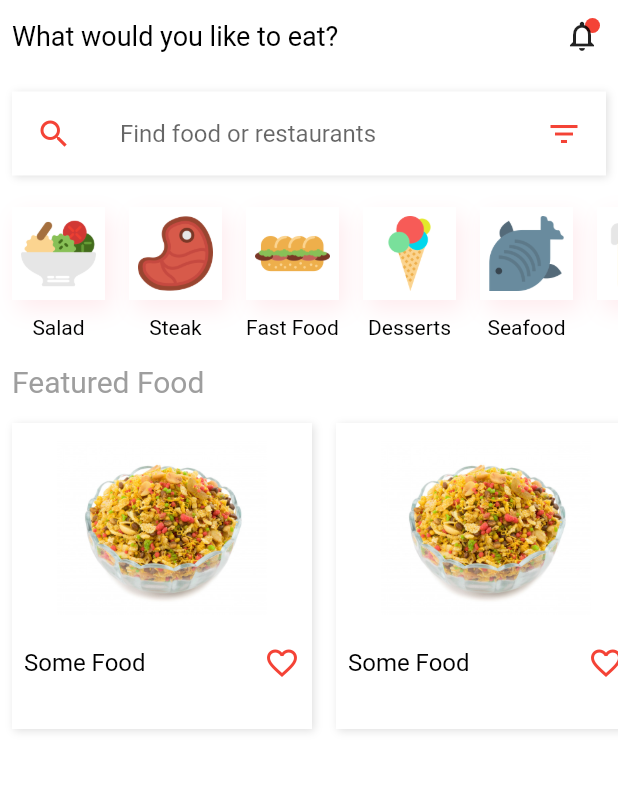
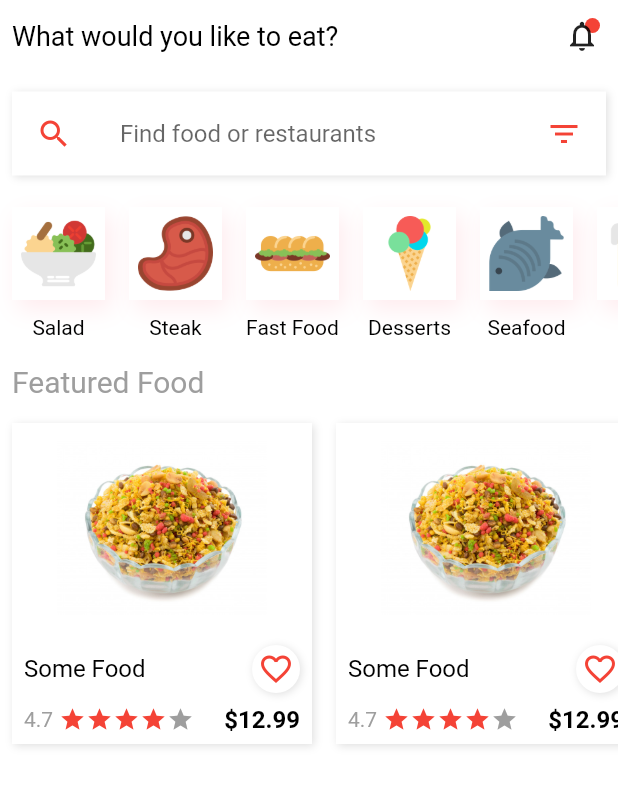
Before and after one commit to PatrickChow0803/Flutter_Food, a Flutter app: the screen it shows after launch, on a phone screen of 412 x 824 dp. Shown: the top 786 px of the screen. Run offline on Flutter 3.47's test engine with Material 2 defaults, Android fonts, the phone set to English and light mode, and no system bars.

Commit message:
Added stars and a price to the featured foods

```diff
--- a/lib/src/screens/home.dart
+++ b/lib/src/screens/home.dart
@@ -85,8 +85,9 @@ class _HomeState extends State<Home> {
                 colors: grey,
               ),
             ),
+            // Displays the featured foods
             Container(
-              height: 220,
+              height: 230,
               child: ListView.builder(
                   scrollDirection: Axis.horizontal,
                   itemCount: 2,
@@ -94,7 +95,7 @@ class _HomeState extends State<Home> {
                     return Padding(
                       padding: EdgeInsets.all(8.0),
                       child: Container(
-                          height: 150,
+                          height: 160,
                           width: 200,
                           decoration: BoxDecoration(color: white, boxShadow: [
                             BoxShadow(
@@ -105,11 +106,7 @@ class _HomeState extends State<Home> {
                           ]),
                           child: Column(
                             children: [
-                              Image.asset(
-                                'images/1.jpg',
-                                width: 140,
-                                height: 140,
-                              ),
+                              Image.asset('images/1.jpg', width: 140, height: 140),
                               Row(
                                 mainAxisAlignment: MainAxisAlignment.spaceBetween,
                                 children: [
@@ -117,12 +114,52 @@ class _HomeState extends State<Home> {
                                       padding: EdgeInsets.all(8.0),
                                       child: CustomText(text: 'Some Food')),
                                   Padding(
-                                      padding: EdgeInsets.all(8.0),
-                                      child: Icon(
-                                        Icons.favorite_border,
-                                        color: red,
-                                      )),
+                                    padding: EdgeInsets.all(8.0),
+                                    child: Container(
+                                      decoration: BoxDecoration(
+                                          borderRadius: BorderRadius.circular(20.0),
+                                          color: white,
+                                          boxShadow: [
+                                            BoxShadow(
+                                              color: grey[300],
+                                              offset: Offset(1, 1),
+                                              blurRadius: 4,
+                                            ),
+                                          ]),
+                                      child: Padding(
+                                          padding: EdgeInsets.all(4.0),
+                                          child: Icon(
+                                            Icons.favorite_border,
+                                            color: red,
+                                          )),
+                                    ),
+                                  ),
                                 ],
+                              ),
+                              Padding(
+                                padding: EdgeInsets.only(left: 8.0),
+                                child: Row(
+                                  mainAxisAlignment: MainAxisAlignment.spaceBetween,
+                                  children: [
+                                    Row(
+                                      children: [
+                                        CustomText(text: "4.7", colors: grey, size: 14),
+                                        SizedBox(width: 4.0),
+                                        Icon(Icons.star, size: 18, color: red),
+                                        Icon(Icons.star, size: 18, color: red),
+                                        Icon(Icons.star, size: 18, color: red),
+                                        Icon(Icons.star, size: 18, color: red),
+                                        Icon(Icons.star, size: 18, color: grey),
+                                      ],
+                                    ),
+                                    Padding(
+                                        padding: EdgeInsets.only(right: 8.0),
+                                        child: CustomText(
+                                          text: "\$12.99",
+                                          weight: FontWeight.bold,
+                                        ))
+                                  ],
+                                ),
                               )
                             ],
                           )),
```
